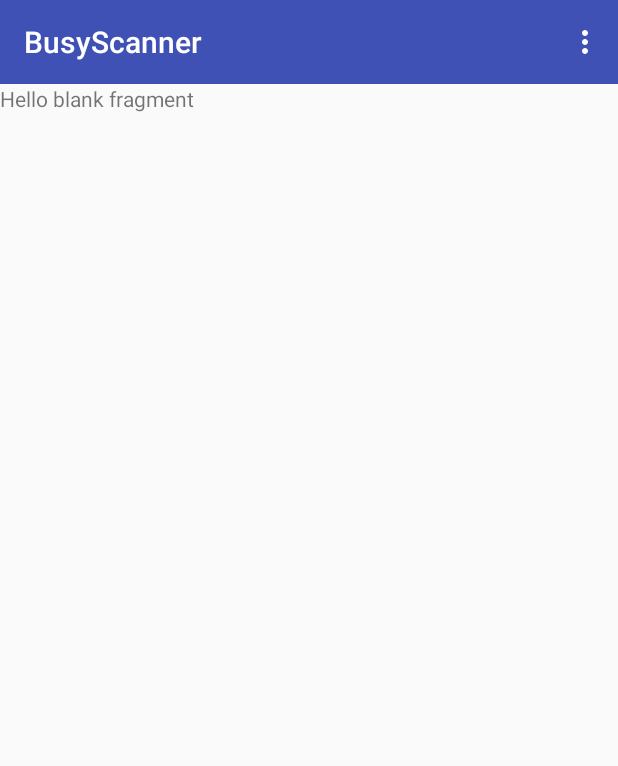
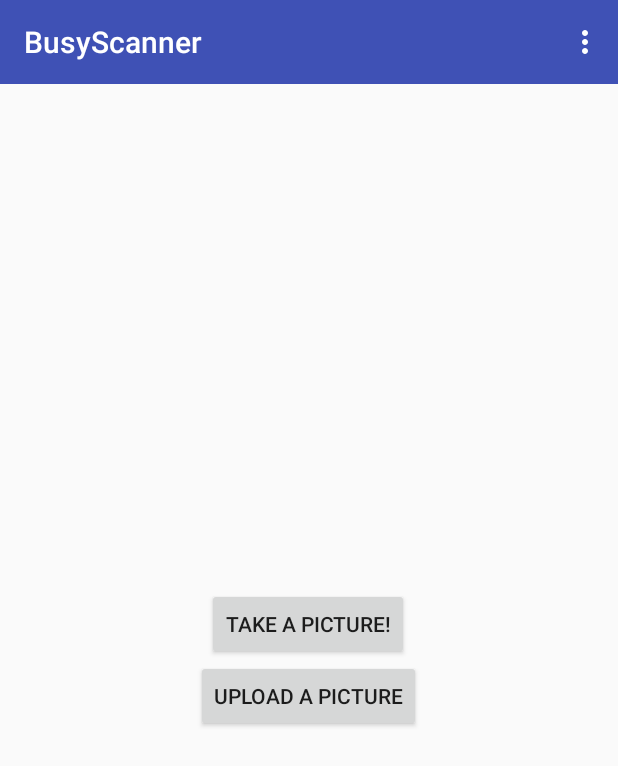
Before and after one commit to BusyScanner/BusiScan-Android, an Android app: the screen it shows after launch (MainActivity), on a phone screen of 412 x 824 dp. Shown: the top 766 px of the screen. Run offline under Robolectric (Android 15) with nearby library versions, the phone set to English and light mode, and no system bars.

Commit message:
Added buttons on home

```diff
--- a/app/src/main/java/com/busyscanner/busyscanner/HomeFragment.java
+++ b/app/src/main/java/com/busyscanner/busyscanner/HomeFragment.java
@@ -1,11 +1,12 @@
 package com.busyscanner.busyscanner;
 
 
+import android.app.Fragment;
 import android.os.Bundle;
-import android.app.Fragment;
 import android.view.LayoutInflater;
 import android.view.View;
 import android.view.ViewGroup;
+import android.widget.Button;
 
 
 /**
@@ -13,9 +14,12 @@
  * Use the {@link HomeFragment#newInstance} factory method to
  * create an instance of this fragment.
  */
-public class HomeFragment extends Fragment {
+public class HomeFragment extends Fragment implements View.OnClickListener {
 
     public static final String TAG = HomeFragment.class.getSimpleName();
+
+    private Button takePicButton;
+    private Button uploadButton;
 
     /**
      * Use this factory method to create a new instance of
@@ -41,8 +45,24 @@
     public View onCreateView(LayoutInflater inflater, ViewGroup container,
                              Bundle savedInstanceState) {
         // Inflate the layout for this fragment
-        return inflater.inflate(R.layout.fragment_home, container, false);
+        View rootView = inflater.inflate(R.layout.fragment_home, container, false);
+        takePicButton = (Button) rootView.findViewById(R.id.pictureButton);
+        uploadButton = (Button) rootView.findViewById(R.id.uploadButton);
+
+
+
+        return rootView;
     }
 
-
+    @Override
+    public void onClick(View v) {
+        switch (v.getId()) {
+            case R.id.uploadButton:
+                //TODO
+                break;
+            case R.id.pictureButton:
+                //TODO
+                break;
+        }
+    }
 }
--- a/app/src/main/res/layout/fragment_home.xml
+++ b/app/src/main/res/layout/fragment_home.xml
@@ -1,9 +1,26 @@
-<FrameLayout xmlns:android="http://schemas.android.com/apk/res/android"
-    xmlns:tools="http://schemas.android.com/tools" android:layout_width="match_parent"
-    android:layout_height="match_parent" tools:context="com.busyscanner.busyscanner.HomeFragment">
+<RelativeLayout xmlns:android="http://schemas.android.com/apk/res/android"
+    xmlns:tools="http://schemas.android.com/tools"
+    android:layout_width="match_parent"
+    android:layout_height="match_parent"
+    tools:context="com.busyscanner.busyscanner.HomeFragment">
 
-    <!-- TODO: Update blank fragment layout -->
-    <TextView android:layout_width="match_parent" android:layout_height="match_parent"
-        android:text="@string/hello_blank_fragment" />
+    <LinearLayout
+        android:layout_width="wrap_content"
+        android:layout_height="wrap_content"
+        android:orientation="vertical"
+        android:gravity="center_horizontal"
+        android:layout_centerInParent="true">
+        <Button
+            android:id="@+id/pictureButton"
+            android:layout_width="wrap_content"
+            android:layout_height="wrap_content"
+            android:text="@string/take_picture"/>
+        <Button
+            android:id="@+id/uploadButton"
+            android:layout_width="wrap_content"
+            android:layout_height="wrap_content"
+            android:text="@string/upload_a_picture"/>
+    </LinearLayout>
 
-</FrameLayout>
+
+</RelativeLayout>
--- a/app/src/main/res/values/strings.xml
+++ b/app/src/main/res/values/strings.xml
@@ -6,4 +6,6 @@
 
 <!-- TODO: Remove or change this placeholder text -->
     <string name="hello_blank_fragment">Hello blank fragment</string>
+    <string name="upload_a_picture">Upload a picture</string>
+    <string name="take_picture">Take a picture!</string>
 </resources>
```
